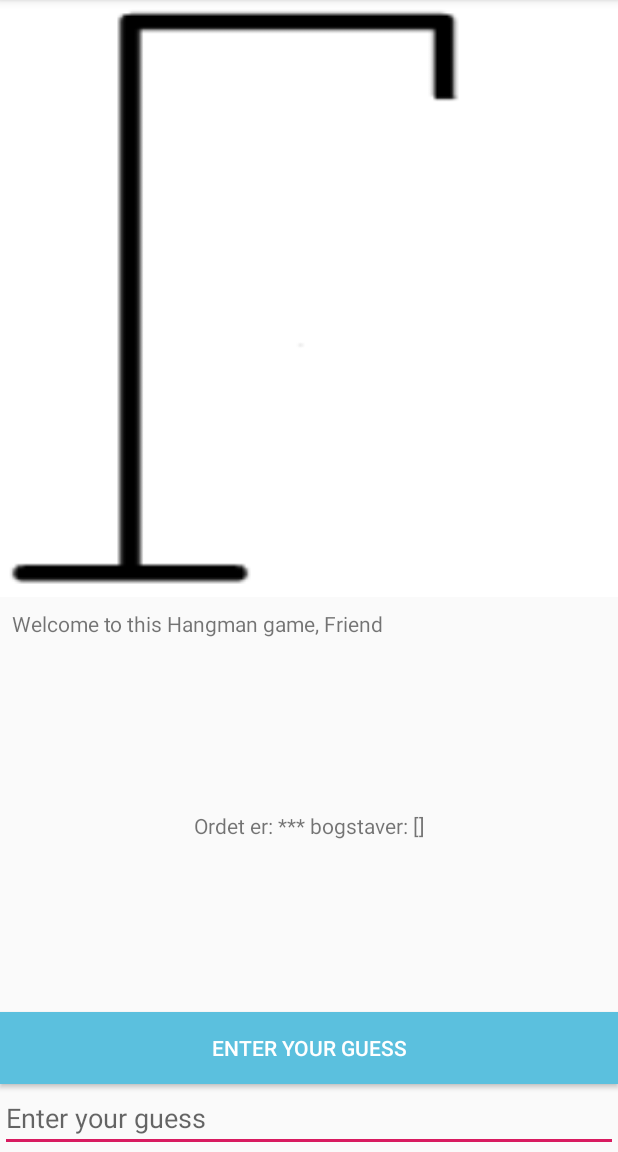
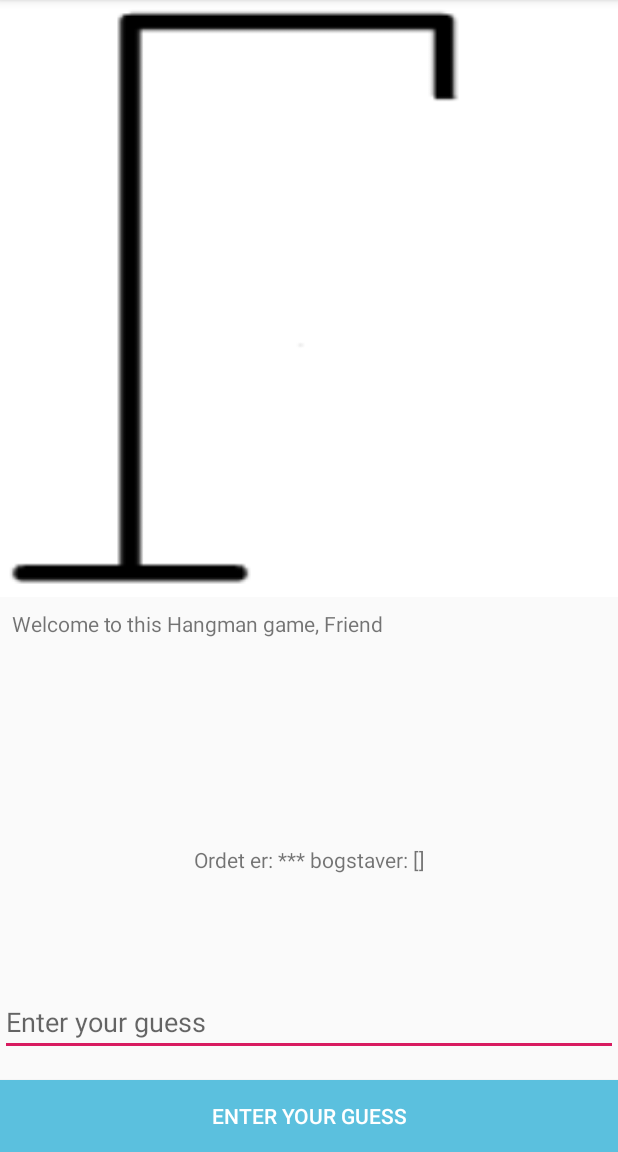
Before and after one commit to Andi365/MyHangmanApp, an Android app: the screen it shows after launch (GameActivity), after a tap on "START NORMAL GAME", on a phone screen of 412 x 824 dp, the part 84-1236 px from its top. Run offline under Robolectric (Android 15) with nearby library versions, the phone set to English and light mode, and no system bars.

Commit message:
Added correct onbackpressed and no possibility to press enter on guess field

```diff
--- a/app/src/main/res/layout/activity_game.xml
+++ b/app/src/main/res/layout/activity_game.xml
@@ -31,17 +31,18 @@
         app:layout_constraintTop_toBottomOf="@+id/gameImageview" />
 
     <EditText
+        android:singleLine="true"
         android:id="@+id/guessContainer"
         android:layout_width="0dp"
         android:layout_height="wrap_content"
+        android:layout_marginBottom="16dp"
         android:autofillHints=""
         android:ems="10"
         android:hint="@string/enter_your_guess"
         android:maxLength="30"
         android:textColor="#000000"
-        app:layout_constraintBottom_toBottomOf="parent"
+        app:layout_constraintBottom_toTopOf="@+id/guessButton"
         app:layout_constraintEnd_toEndOf="parent"
-        app:layout_constraintHorizontal_bias="1.0"
         app:layout_constraintStart_toStartOf="parent" />
 
     <Button
@@ -51,10 +52,11 @@
         android:background="#5BC0DE"
         android:text="@string/enter_your_guess"
         android:textColor="#FFFFFF"
-        app:layout_constraintBottom_toTopOf="@+id/guessContainer"
+        app:layout_constraintBottom_toBottomOf="parent"
         app:layout_constraintEnd_toEndOf="parent"
-        app:layout_constraintHorizontal_bias="0.0"
         app:layout_constraintStart_toStartOf="parent" />
+
+
 
     <TextView
         android:id="@+id/wordField"
```
Also changed, not shown: app/src/main/java/com/example/myhangmanapp/ui/WonOrLostActivity.java (+6 -1 lines).
